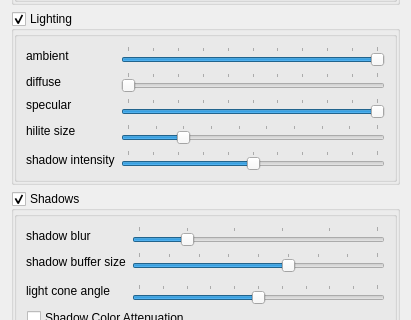
The window that drishti/lightingwidget.ui (nci/drishti) describes before a commit, drawn with Qt 5; both pictures show x 0 to 411 and y 208 to 528 of the 411 by 801 pixel window.
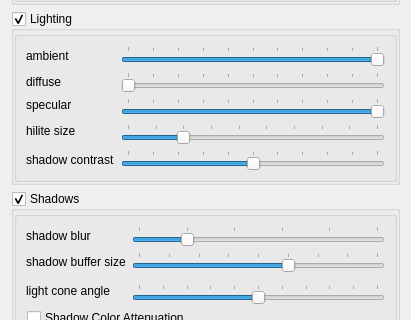
The same window after the commit.

The edit to the form file:
```diff
--- a/drishti/lightingwidget.ui
+++ b/drishti/lightingwidget.ui
@@ -348,7 +348,7 @@
          <item row="5" column="0">
           <widget class="QLabel" name="label_7">
            <property name="text">
-            <string>shadow intensity</string>
+            <string>shadow contrast</string>
            </property>
           </widget>
          </item>
```
